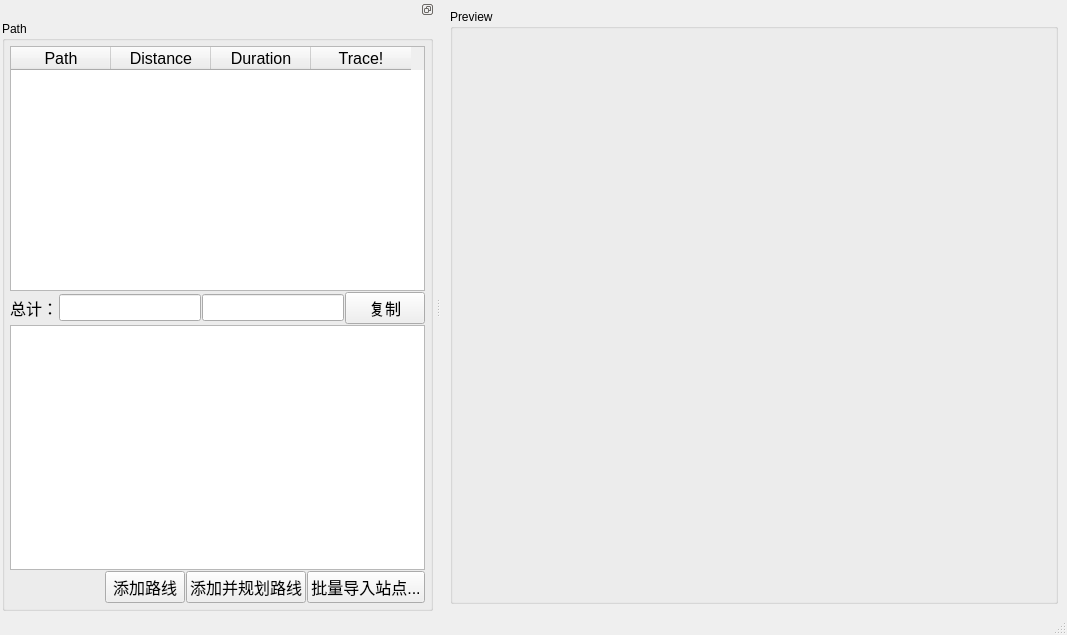
gl2summer/tracker, file mainwindow.ui: the form before one commit.
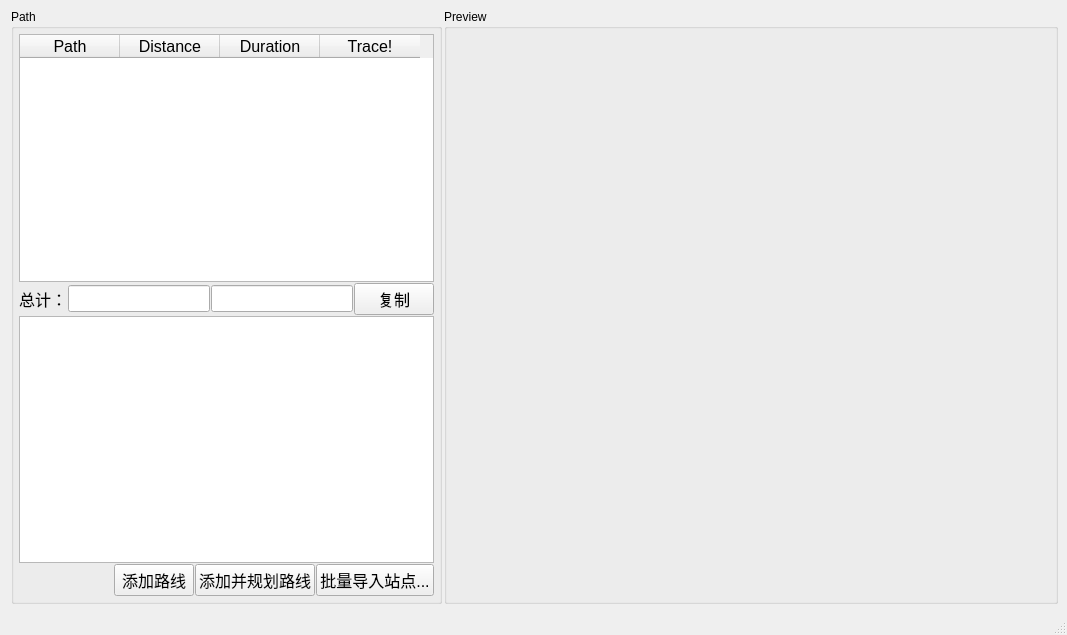
The form after the commit.

What changed in the file:
```diff
--- a/mainwindow.ui
+++ b/mainwindow.ui
@@ -14,124 +14,36 @@
    <string>MainWindow</string>
   </property>
   <widget class="QWidget" name="centralwidget">
-   <layout class="QHBoxLayout" name="horizontalLayout_4">
-    <item>
-     <widget class="QGroupBox" name="gbPreview">
-      <property name="title">
-       <string>Preview</string>
-      </property>
-      <layout class="QVBoxLayout" name="verticalLayout_2">
-       <property name="leftMargin">
-        <number>5</number>
-       </property>
-       <property name="topMargin">
-        <number>5</number>
-       </property>
-       <property name="rightMargin">
-        <number>5</number>
-       </property>
-       <property name="bottomMargin">
-        <number>5</number>
-       </property>
+   <layout class="QHBoxLayout" name="horizontalLayout_4" stretch="0,0,2">
+    <property name="spacing">
+     <number>2</number>
+    </property>
        <item>
-        <widget class="QWidget" name="wdMap" native="true">
-         <property name="sizePolicy">
-          <sizepolicy hsizetype="Preferred" vsizetype="Preferred">
-           <horstretch>0</horstretch>
-           <verstretch>0</verstretch>
-          </sizepolicy>
-         </property>
-         <property name="minimumSize">
-          <size>
-           <width>0</width>
-           <height>0</height>
-          </size>
-         </property>
-         <layout class="QGridLayout" name="gridLayout_2">
+     <widget class="QWidget" name="widget" native="true">
+      <layout class="QHBoxLayout" name="horizontalLayout_6">
+       <property name="spacing">
+        <number>0</number>
+       </property>
           <property name="leftMargin">
-           <number>2</number>
+        <number>0</number>
           </property>
           <property name="topMargin">
-           <number>2</number>
+        <number>0</number>
           </property>
           <property name="rightMargin">
-           <number>2</number>
+        <number>0</number>
           </property>
           <property name="bottomMargin">
-           <number>2</number>
+        <number>0</number>
           </property>
          </layout>
         </widget>
        </item>
-      </layout>
-     </widget>
-    </item>
-   </layout>
-  </widget>
-  <widget class="QMenuBar" name="menubar">
-   <property name="geometry">
-    <rect>
-     <x>0</x>
-     <y>0</y>
-     <width>1067</width>
-     <height>22</height>
-    </rect>
-   </property>
-  </widget>
-  <widget class="QStatusBar" name="statusBar"/>
-  <widget class="QDockWidget" name="dockWidget">
-   <property name="sizePolicy">
-    <sizepolicy hsizetype="Preferred" vsizetype="Preferred">
-     <horstretch>0</horstretch>
-     <verstretch>0</verstretch>
-    </sizepolicy>
-   </property>
-   <property name="minimumSize">
-    <size>
-     <width>374</width>
-     <height>422</height>
-    </size>
-   </property>
-   <property name="floating">
-    <bool>false</bool>
-   </property>
-   <property name="features">
-    <set>QDockWidget::DockWidgetFloatable|QDockWidget::DockWidgetMovable</set>
-   </property>
-   <property name="allowedAreas">
-    <set>Qt::NoDockWidgetArea</set>
-   </property>
-   <attribute name="dockWidgetArea">
-    <number>1</number>
-   </attribute>
-   <widget class="QWidget" name="dockWidgetContents">
-    <property name="sizePolicy">
-     <sizepolicy hsizetype="Expanding" vsizetype="Expanding">
-      <horstretch>0</horstretch>
-      <verstretch>0</verstretch>
-     </sizepolicy>
-    </property>
-    <property name="minimumSize">
-     <size>
-      <width>0</width>
-      <height>400</height>
-     </size>
-    </property>
-    <layout class="QHBoxLayout" name="horizontalLayout_2">
-     <property name="leftMargin">
-      <number>2</number>
-     </property>
-     <property name="topMargin">
-      <number>2</number>
-     </property>
-     <property name="rightMargin">
-      <number>2</number>
-     </property>
-     <property name="bottomMargin">
-      <number>2</number>
-     </property>
      <item>
       <widget class="QGroupBox" name="gbPath">
+      <property name="enabled">
+       <bool>true</bool>
+      </property>
        <property name="sizePolicy">
         <sizepolicy hsizetype="Preferred" vsizetype="Preferred">
          <horstretch>0</horstretch>
@@ -147,7 +59,10 @@
        <property name="title">
         <string>Path</string>
        </property>
-       <layout class="QVBoxLayout" name="verticalLayout">
+      <property name="flat">
+       <bool>false</bool>
+      </property>
+      <layout class="QHBoxLayout" name="horizontalLayout_5">
         <property name="spacing">
          <number>1</number>
         </property>
@@ -163,6 +78,8 @@
         <property name="bottomMargin">
          <number>5</number>
         </property>
+       <item>
+        <layout class="QVBoxLayout" name="verticalLayout_3">
         <item>
          <widget class="QTableWidget" name="twPathList">
           <property name="font">
@@ -319,11 +236,80 @@
          </layout>
         </item>
        </layout>
-      </widget>
-     </item>
-    </layout>
-   </widget>
-  </widget>
+       </item>
+      </layout>
+     </widget>
+    </item>
+    <item>
+     <widget class="QGroupBox" name="gbPreview">
+      <property name="sizePolicy">
+       <sizepolicy hsizetype="Expanding" vsizetype="Expanding">
+        <horstretch>0</horstretch>
+        <verstretch>0</verstretch>
+       </sizepolicy>
+      </property>
+      <property name="title">
+       <string>Preview</string>
+      </property>
+      <layout class="QVBoxLayout" name="verticalLayout_2">
+       <property name="leftMargin">
+        <number>5</number>
+       </property>
+       <property name="topMargin">
+        <number>5</number>
+       </property>
+       <property name="rightMargin">
+        <number>5</number>
+       </property>
+       <property name="bottomMargin">
+        <number>5</number>
+       </property>
+       <item>
+        <widget class="QWidget" name="wdMap" native="true">
+         <property name="sizePolicy">
+          <sizepolicy hsizetype="Preferred" vsizetype="Preferred">
+           <horstretch>0</horstretch>
+           <verstretch>0</verstretch>
+          </sizepolicy>
+         </property>
+         <property name="minimumSize">
+          <size>
+           <width>0</width>
+           <height>0</height>
+          </size>
+         </property>
+         <layout class="QGridLayout" name="gridLayout_2">
+          <property name="leftMargin">
+           <number>2</number>
+          </property>
+          <property name="topMargin">
+           <number>2</number>
+          </property>
+          <property name="rightMargin">
+           <number>2</number>
+          </property>
+          <property name="bottomMargin">
+           <number>2</number>
+          </property>
+         </layout>
+        </widget>
+       </item>
+      </layout>
+     </widget>
+    </item>
+   </layout>
+  </widget>
+  <widget class="QMenuBar" name="menubar">
+   <property name="geometry">
+    <rect>
+     <x>0</x>
+     <y>0</y>
+     <width>1067</width>
+     <height>22</height>
+    </rect>
+   </property>
+  </widget>
+  <widget class="QStatusBar" name="statusBar"/>
   <action name="actionImportPathPoints">
    <property name="text">
     <string>导入站点</string>
```
Lines whose indentation alone changed are shown as unchanged.
